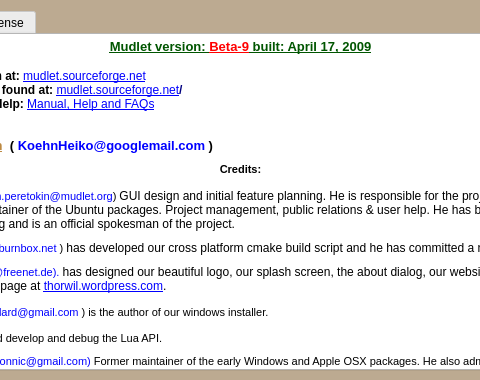
The window that src/ui/about_dialog.ui (Mudlet/Mudlet) describes before a commit, drawn with Qt 5; both pictures show x 151 to 631 and y 0 to 380 of the 781 by 380 pixel window.
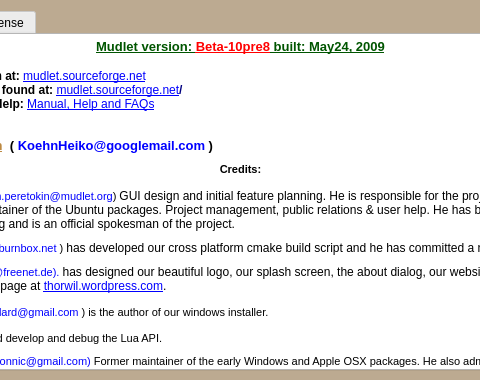
The same window after the commit. Icons and pictures are not drawn.

Commit message: Color Triggers Final | MAC OSX patch: make Trigger Editor moveable/resizable on Macs

```diff
--- a/src/ui/about_dialog.ui
+++ b/src/ui/about_dialog.ui
@@ -638,7 +638,7 @@
 &lt;html&gt;&lt;head&gt;&lt;meta name=&quot;qrichtext&quot; content=&quot;1&quot; /&gt;&lt;style type=&quot;text/css&quot;&gt;
 p, li { white-space: pre-wrap; }
 &lt;/style&gt;&lt;/head&gt;&lt;body style=&quot; font-family:'Sans Serif'; font-size:9pt; font-weight:400; font-style:normal;&quot;&gt;
-&lt;p align=&quot;center&quot; style=&quot; margin-top:0px; margin-bottom:0px; margin-left:0px; margin-right:0px; -qt-block-indent:0; text-indent:0px;&quot;&gt;&lt;span style=&quot; font-family:'DejaVu Sans'; font-size:10pt; font-weight:600; text-decoration: underline; color:#005500;&quot;&gt;Mudlet version: &lt;/span&gt;&lt;span style=&quot; font-family:'DejaVu Sans'; font-size:10pt; font-weight:600; text-decoration: underline; color:#ff0000;&quot;&gt;Beta-9&lt;/span&gt;&lt;span style=&quot; font-family:'DejaVu Sans'; font-size:10pt; font-weight:600; text-decoration: underline; color:#005500;&quot;&gt; built: April 17, 2009&lt;/span&gt;&lt;/p&gt;
+&lt;p align=&quot;center&quot; style=&quot; margin-top:0px; margin-bottom:0px; margin-left:0px; margin-right:0px; -qt-block-indent:0; text-indent:0px;&quot;&gt;&lt;span style=&quot; font-family:'DejaVu Sans'; font-size:10pt; font-weight:600; text-decoration: underline; color:#005500;&quot;&gt;Mudlet version: &lt;/span&gt;&lt;span style=&quot; font-family:'DejaVu Sans'; font-size:10pt; font-weight:600; text-decoration: underline; color:#ff0000;&quot;&gt;Beta-10pre8&lt;/span&gt;&lt;span style=&quot; font-family:'DejaVu Sans'; font-size:10pt; font-weight:600; text-decoration: underline; color:#005500;&quot;&gt; built: May24, 2009&lt;/span&gt;&lt;/p&gt;
 &lt;p align=&quot;center&quot; style=&quot;-qt-paragraph-type:empty; margin-top:0px; margin-bottom:0px; margin-left:0px; margin-right:0px; -qt-block-indent:0; text-indent:0px; font-family:'DejaVu Sans'; font-size:10pt; font-weight:600; text-decoration: underline; color:#005500;&quot;&gt;&lt;/p&gt;
 &lt;p style=&quot; margin-top:0px; margin-bottom:0px; margin-left:0px; margin-right:0px; -qt-block-indent:0; text-indent:0px;&quot;&gt;&lt;span style=&quot; font-family:'DejaVu Sans'; font-weight:600; color:#000000;&quot;&gt;homepage and forum at: &lt;/span&gt;&lt;a href=&quot;http://mudlet.sourceforge.net&quot;&gt;&lt;span style=&quot; text-decoration: underline; color:#0000ff;&quot;&gt;mudlet.sourceforge.net&lt;/span&gt;&lt;/a&gt;&lt;/p&gt;
 &lt;p style=&quot; margin-top:0px; margin-bottom:0px; margin-left:0px; margin-right:0px; -qt-block-indent:0; text-indent:0px;&quot;&gt;&lt;span style=&quot; font-family:'DejaVu Sans'; font-weight:600; color:#000000;&quot;&gt;latest version can be found at:&lt;/span&gt;&lt;span style=&quot; font-family:'DejaVu Sans'; font-weight:600; color:#00007f;&quot;&gt; &lt;/span&gt;&lt;a href=&quot;http://mudlet.sourceforge.net&quot;&gt;&lt;span style=&quot; text-decoration: underline; color:#0000ff;&quot;&gt;mudlet.sourceforge.net&lt;/span&gt;&lt;/a&gt;&lt;span style=&quot; font-family:'DejaVu Sans'; font-weight:600; color:#00007f;&quot;&gt;/&lt;/span&gt;&lt;/p&gt;
```
The commit also changes 12 other files.
